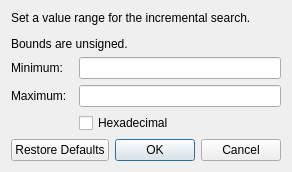
This is src/rangedialog.ui in Cubitect/cubiomes-viewer as Qt 5 draws it before an edit. The edited form follows.
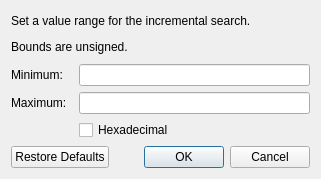
This is the edited form. Icons and pictures are not drawn.

```diff
--- a/src/rangedialog.ui
+++ b/src/rangedialog.ui
@@ -2,6 +2,14 @@
 <ui version="4.0">
  <class>RangeDialog</class>
  <widget class="QDialog" name="RangeDialog">
+  <property name="geometry">
+   <rect>
+    <x>0</x>
+    <y>0</y>
+    <width>321</width>
+    <height>179</height>
+   </rect>
+  </property>
   <property name="windowTitle">
    <string>Search range</string>
   </property>
```
Left out of the diff: 4 changed lines with no effect on the pictures.
